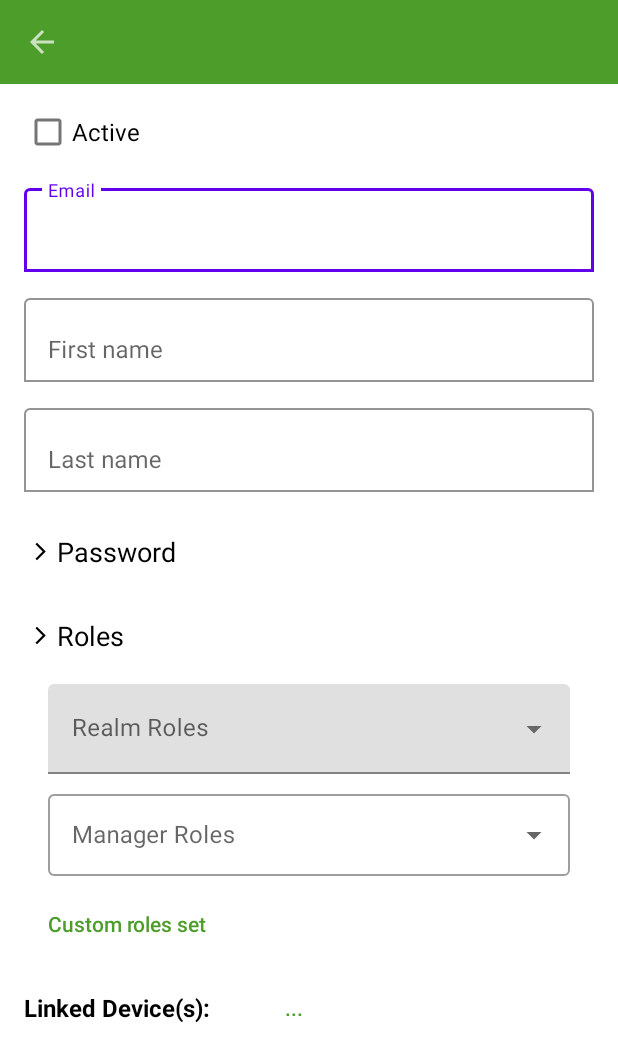
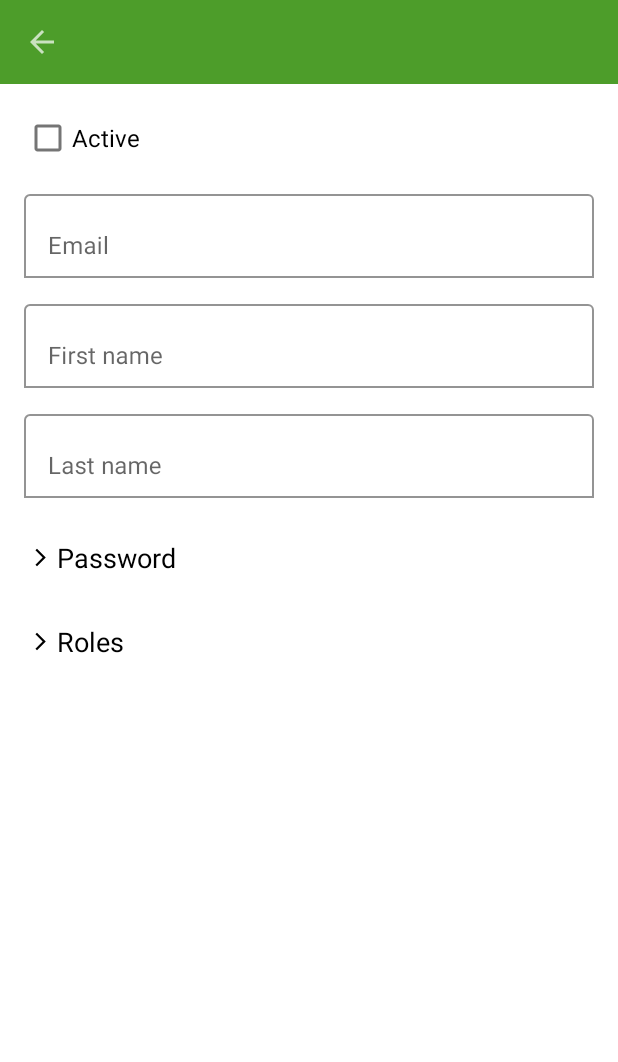
Before and after one commit to ptu1710/UiOt-Android, an Android app: the UserInfoActivity screen opened directly, with no data from a screen before it, on a phone screen of 412 x 824 dp. Shown: the top 1062 px of the screen. Run offline under Robolectric (Android 15) with nearby library versions, the phone set to English and light mode, and no system bars; 16 statements that could not run were skipped.

Commit message:
View User Info DONE 2

```diff
--- a/app/src/main/java/com/ixxc/myuit/UserInfoActivity.java
+++ b/app/src/main/java/com/ixxc/myuit/UserInfoActivity.java
@@ -24,8 +24,10 @@
 import android.widget.ImageView;
 import android.widget.LinearLayout;
 import android.widget.ListView;
+import android.widget.ProgressBar;
 import android.widget.Toast;
 
+import com.google.android.material.textfield.TextInputLayout;
 import com.ixxc.myuit.API.APIManager;
 import com.ixxc.myuit.Model.LinkedDevice;
 import com.ixxc.myuit.Model.Role;
@@ -38,12 +40,14 @@
 public class UserInfoActivity extends AppCompatActivity {
     Toolbar toolbar;
     ActionBar actionBar;
-    LinearLayout pwd_layout_1, pwd_layout_2, roles_layout_1, roles_layout_2;
+    LinearLayout pwd_layout, pwd_layout_1, pwd_layout_2, roles_layout, roles_layout_1, roles_layout_2;
     ImageView iv_pwd_expand, iv_roles_expand;
     CheckBox cb_active;
-    EditText et_email, et_firstname, et_lastname;
+    TextInputLayout til_email, til_firstname, til_lastname;
+    EditText et_email, et_firstname, et_lastname, et_pwd, et_repwd;
     AutoCompleteTextView act_realm_roles, act_roles;
-    Button btn_custom_role_set, btn_linked_devices;
+    Button btn_custom_role_set, btn_linked_devices, btn_regenerate;
+    ProgressBar pb_user_info;
 
     User current_user;
     AlertDialog customRoleDialog;
@@ -183,14 +187,35 @@
         act_roles = findViewById(R.id.act_roles);
         btn_custom_role_set = findViewById(R.id.btn_custom_role_set);
         btn_linked_devices = findViewById(R.id.btn_linked_devices);
+        btn_regenerate = findViewById(R.id.btn_regenerate);
+        et_pwd = findViewById(R.id.et_pwd);
+        et_repwd = findViewById(R.id.et_repwd);
+        pwd_layout = findViewById(R.id.pwd_layout);
+        roles_layout = findViewById(R.id.roles_layout);
+        til_email = findViewById(R.id.til_email);
+        til_firstname = findViewById(R.id.til_firstname);
+        til_lastname = findViewById(R.id.til_lastname);
+        pb_user_info = findViewById(R.id.pb_user_info);
     }
 
     private void showUserInfo() {
         actionBar.setTitle(current_user.username);
         cb_active.setChecked(current_user.enabled);
-        et_firstname.setText(current_user.firstName);
-        et_lastname.setText(current_user.lastName);
-        et_email.setText(current_user.email);
+
+        if (current_user.serviceAccount) {
+            et_firstname.setText(current_user.username);
+            et_pwd.setText(current_user.secret);
+
+            btn_regenerate.setVisibility(View.VISIBLE);
+
+            et_lastname.setVisibility(View.GONE);
+            et_email.setVisibility(View.GONE);
+            et_repwd.setVisibility(View.GONE);
+        } else {
+            et_firstname.setText(current_user.firstName);
+            et_lastname.setText(current_user.lastName);
+            et_email.setText(current_user.email);
+        }
 
         linkedDeviceList = LinkedDevice.getLinkedDeviceList();
 
@@ -227,6 +252,14 @@
         linkedDevicesDialog.create();
 
         btn_linked_devices.setText(linkedDeviceList.size() + " device(s)");
+
+        pb_user_info.setVisibility(View.GONE);
+
+        til_email.setVisibility(View.VISIBLE);
+        til_firstname.setVisibility(View.VISIBLE);
+        til_lastname.setVisibility(View.VISIBLE);
+        pwd_layout.setVisibility(View.VISIBLE);
+        roles_layout.setVisibility(View.VISIBLE);
     }
 
     private AlertDialog customRoleDialog() {
--- a/app/src/main/res/layout/activity_user_info.xml
+++ b/app/src/main/res/layout/activity_user_info.xml
@@ -1,8 +1,8 @@
 <?xml version="1.0" encoding="utf-8"?>
-<ScrollView
-    xmlns:android="http://schemas.android.com/apk/res/android"
+<ScrollView xmlns:android="http://schemas.android.com/apk/res/android"
     xmlns:app="http://schemas.android.com/apk/res-auto"
     xmlns:tools="http://schemas.android.com/tools"
+    android:id="@+id/sv_user_info"
     android:layout_width="match_parent"
     android:layout_height="match_parent"
     tools:context=".UserInfoActivity">
@@ -24,7 +24,7 @@
             android:layout_width="wrap_content"
             android:layout_height="wrap_content"
             android:layout_marginStart="16dp"
-            android:layout_marginTop="8dp"
+            android:layout_marginTop="12dp"
             android:layout_weight="1"
             android:text="Active"
             android:textSize="16sp"
@@ -39,6 +39,7 @@
             android:layout_marginTop="8dp"
             android:layout_marginEnd="16dp"
             android:hint="Email"
+            android:visibility="gone"
             app:boxBackgroundColor="#FFFFFF"
             app:boxBackgroundMode="outline"
             app:layout_constraintEnd_toEndOf="parent"
@@ -60,6 +61,7 @@
             android:layout_marginTop="12dp"
             android:layout_marginEnd="16dp"
             android:hint="First name"
+            android:visibility="gone"
             app:boxBackgroundColor="#FFFFFF"
             app:boxBackgroundMode="outline"
             app:layout_constraintEnd_toEndOf="parent"
@@ -81,6 +83,7 @@
             android:layout_marginTop="12dp"
             android:layout_marginEnd="16dp"
             android:hint="Last name"
+            android:visibility="gone"
             app:boxBackgroundColor="#FFFFFF"
             app:boxBackgroundMode="outline"
             app:layout_constraintEnd_toEndOf="parent"
@@ -103,6 +106,7 @@
             android:layout_marginTop="12dp"
             android:layout_marginEnd="16dp"
             android:orientation="vertical"
+            android:visibility="gone"
             app:layout_constraintEnd_toEndOf="parent"
             app:layout_constraintStart_toStartOf="parent"
             app:layout_constraintTop_toBottomOf="@+id/til_lastname">
@@ -150,8 +154,8 @@
                     android:id="@+id/til_pwd"
                     android:layout_width="match_parent"
                     android:layout_height="wrap_content"
-                    android:layout_marginStart="32dp"
-                    android:layout_marginEnd="32dp"
+                    android:layout_marginStart="16dp"
+                    android:layout_marginEnd="16dp"
                     android:hint="New Password"
                     app:boxBackgroundColor="#FFFFFF"
                     app:boxBackgroundMode="outline"
@@ -167,13 +171,24 @@
 
                 </com.google.android.material.textfield.TextInputLayout>
 
+                <Button
+                    android:id="@+id/btn_regenerate"
+                    style="@style/Widget.AppCompat.Button.Borderless.Colored"
+                    android:layout_width="wrap_content"
+                    android:layout_height="wrap_content"
+                    android:layout_marginTop="8dp"
+                    android:text="Regenerate secret"
+                    android:textAllCaps="false"
+                    android:textColor="@color/bg"
+                    android:visibility="gone" />
+
                 <com.google.android.material.textfield.TextInputLayout
                     android:id="@+id/til_repwd"
                     android:layout_width="match_parent"
                     android:layout_height="match_parent"
-                    android:layout_marginStart="32dp"
+                    android:layout_marginStart="16dp"
                     android:layout_marginTop="8dp"
-                    android:layout_marginEnd="32dp"
+                    android:layout_marginEnd="16dp"
                     android:hint="Repeat New Password"
                     app:boxBackgroundColor="#FFFFFF"
                     app:boxBackgroundMode="outline"
@@ -198,6 +213,7 @@
             android:layout_marginStart="16dp"
             android:layout_marginEnd="16dp"
             android:orientation="vertical"
+            android:visibility="gone"
             app:layout_constraintEnd_toEndOf="parent"
             app:layout_constraintStart_toStartOf="parent"
             app:layout_constraintTop_toBottomOf="@+id/pwd_layout">
@@ -237,7 +253,7 @@
                 android:layout_width="match_parent"
                 android:layout_height="wrap_content"
                 android:orientation="vertical"
-                android:visibility="visible">
+                android:visibility="gone">
 
                 <com.google.android.material.textfield.TextInputLayout
                     android:id="@+id/til_realm_roles"
@@ -261,8 +277,8 @@
                     style="@style/Widget.MaterialComponents.TextInputLayout.OutlinedBox.ExposedDropdownMenu"
                     android:layout_width="match_parent"
                     android:layout_height="60dp"
+                    android:layout_marginStart="16dp"
                     android:layout_marginTop="8dp"
-                    android:layout_marginStart="16dp"
                     android:layout_marginEnd="16dp"
                     android:hint="Manager Roles">
 
@@ -310,5 +326,17 @@
                 </LinearLayout>
             </LinearLayout>
         </LinearLayout>
+
+        <ProgressBar
+            android:id="@+id/pb_user_info"
+            style="?android:attr/progressBarStyle"
+            android:layout_width="wrap_content"
+            android:layout_height="wrap_content"
+            android:layout_marginTop="32dp"
+            app:layout_constraintBottom_toBottomOf="parent"
+            app:layout_constraintEnd_toEndOf="parent"
+            app:layout_constraintStart_toStartOf="parent"
+            app:layout_constraintTop_toBottomOf="@+id/cb_active" />
+
     </androidx.constraintlayout.widget.ConstraintLayout>
 </ScrollView>
```
